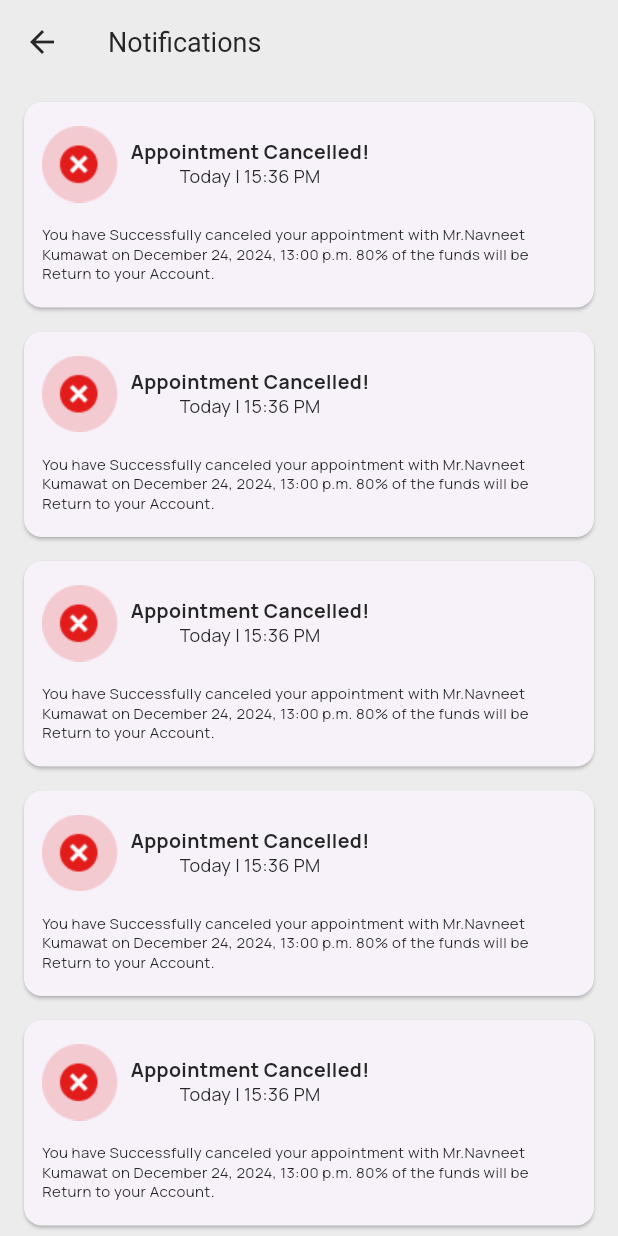
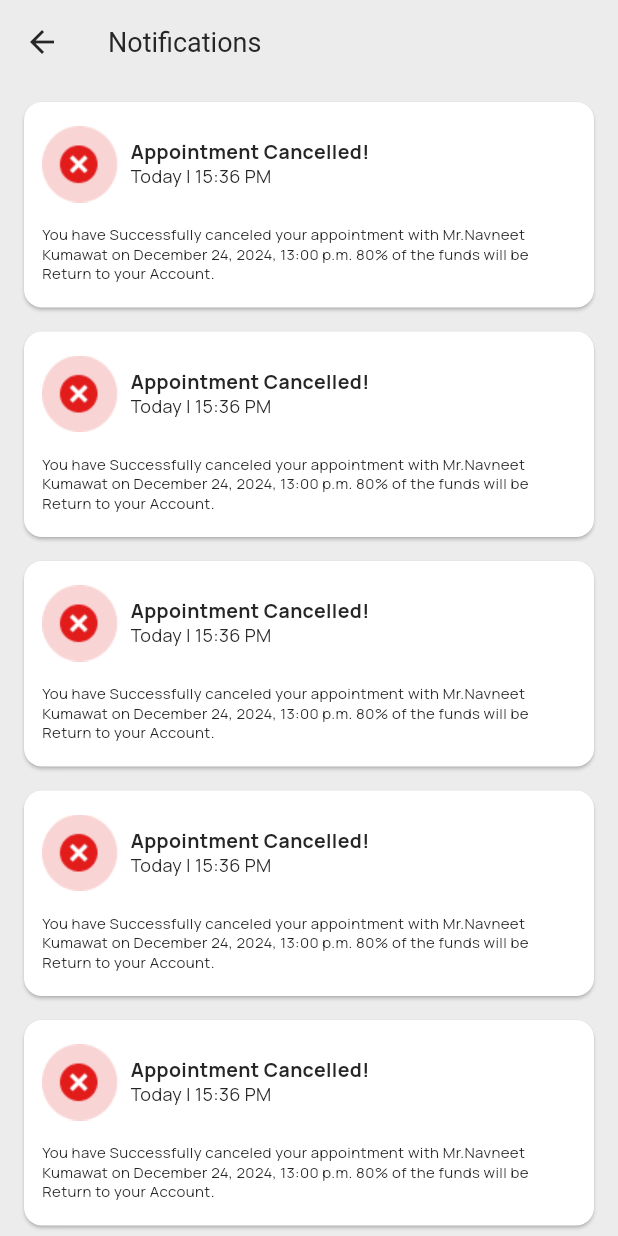
Before and after one commit to divyamittal-1712/user, a Flutter app: the NotificationPage screen opened by its route, on a phone screen of 412 x 824 dp. Run offline on Flutter 3.47's test engine with Material 3 defaults, Android fonts, the phone set to English and light mode, and no system bars; drawn by our look-alikes of loader_overlay; our stand-ins replace cached_network_image, carousel_slider, dotted_decoration, flutter_native_splash, flutter_rating_bar, flutter_spinkit and 6 more; missing offline and left inert: dart:ffi; accounts and stored records are empty; network calls fail.

Commit message:
worked on bugs

```diff
--- a/lib/screens/home/bottom_navigation/appointment/views/reschedule_appointment_detail_page.dart
+++ b/lib/screens/home/bottom_navigation/appointment/views/reschedule_appointment_detail_page.dart
@@ -27,10 +27,11 @@ class _RescheduleAppointmentDetailPageState extends State<RescheduleAppointmentD
       firstDate: DateTime(2000),
       lastDate: DateTime(2101),
     );
-    if (pickedDate != null && pickedDate != _selectedDate)
+    if (pickedDate != null && pickedDate != _selectedDate) {
       setState(() {
         _selectedDate = pickedDate;
       });
+    }
   }
 
   @override
@@ -213,6 +214,7 @@ class _RescheduleAppointmentDetailPageState extends State<RescheduleAppointmentD
   void _showRescheduleSuccessBottomSheet(BuildContext context) {
     showModalBottomSheet(
       context: context,
+      backgroundColor: AppColor.whiteColor,
       shape: const RoundedRectangleBorder(
         borderRadius: BorderRadius.vertical(
           top: Radius.circular(25.0),
--- a/lib/screens/home/bottom_navigation/consultant/views/consultant_review_all_page.dart
+++ b/lib/screens/home/bottom_navigation/consultant/views/consultant_review_all_page.dart
@@ -40,6 +40,7 @@ class ReviewAllScreen extends StatelessWidget {
     return Padding(
       padding: const EdgeInsets.symmetric(vertical: 8.0,horizontal: 12),
       child: Card(
+        color: AppColor.whiteColor,
         child: Padding(
           padding: const EdgeInsets.symmetric(vertical: 10.0,horizontal: 12.0),
           child: Row(
@@ -111,7 +112,7 @@ class ReviewAllScreen extends StatelessWidget {
                     itemBuilder: (context,index) =>
                         Icon(
                           Icons.star,
-                          size: 8,
+                          size: 12,
                           color: AppColor.appYellow,
                         ), onRatingUpdate: (double value) {  },
                 )
--- a/lib/screens/home/bottom_navigation/setting_page/view/write_review_page.dart
+++ b/lib/screens/home/bottom_navigation/setting_page/view/write_review_page.dart
@@ -225,6 +225,7 @@ class _WriteReviewScreenState extends State<WriteReviewScreen> {
   Future<dynamic> myReviewDialogBox(BuildContext context) {
     return showDialog(
       context: context,
+      barrierColor: AppColor.whiteColor,
       builder: (context) {
         return Dialog(
           shape: RoundedRectangleBorder(
--- a/lib/screens/notification/views/notificationscreen.dart
+++ b/lib/screens/notification/views/notificationscreen.dart
@@ -35,9 +35,11 @@ class NotificationPage extends StatelessWidget {
             return Padding(
               padding: EdgeInsets.only(left: 12.0, top: 8.0, right: 12.0),
                 child: Card(
+                  color: AppColor.whiteColor,
                   child: Padding(
                     padding: const EdgeInsets.symmetric(horizontal: 12.0,vertical: 16),
                     child: Column(
+                      crossAxisAlignment: CrossAxisAlignment.start,
                       children: [
                         Row(
                           children: [
@@ -45,26 +47,24 @@ class NotificationPage extends StatelessWidget {
                             Padding(
                               padding: const EdgeInsets.only(left: 8.0),
                               child: Column(
+                                crossAxisAlignment: CrossAxisAlignment.start,
                                 children: [
                                   NormalText(
                                     text: "Appointment Cancelled!",
                                     size: 13,
                                     fontWeight: FontWeight.w600,
                                   ),
-                                  Align(
-                                    alignment: Alignment.topLeft,
-                                    child: NormalText(
-                                      text: "Today | 15:36 PM",
-                                      size: 12,
-                                      fontWeight: FontWeight.w400,
-                                    ),
+                                  NormalText(
+                                    text: "Today | 15:36 PM",
+                                    size: 12,
+                                    fontWeight: FontWeight.w400,
                                   ),
                                 ],
                               ),
                             )
                           ],
                         ),
-                        SizedBox(height: 15,),
+                        const SizedBox(height: 15,),
                         NormalText(
                           text:
                               "You have Successfully canceled your appointment with Mr.Navneet Kumawat on December 24, 2024, 13:00 p.m. 80% of the funds will be Return to your Account.",
```
Also changed, not shown: lib/screens/home/bottom_navigation/appointment/views/appointment_tab_bar.dart (+7 -2 lines), lib/screens/home/bottom_navigation/consultant/views/consultant_detail_page.dart (+6 -4 lines), lib/screens/home/bottom_navigation/home_page/homepage_screen.dart (+18 -11 lines).
